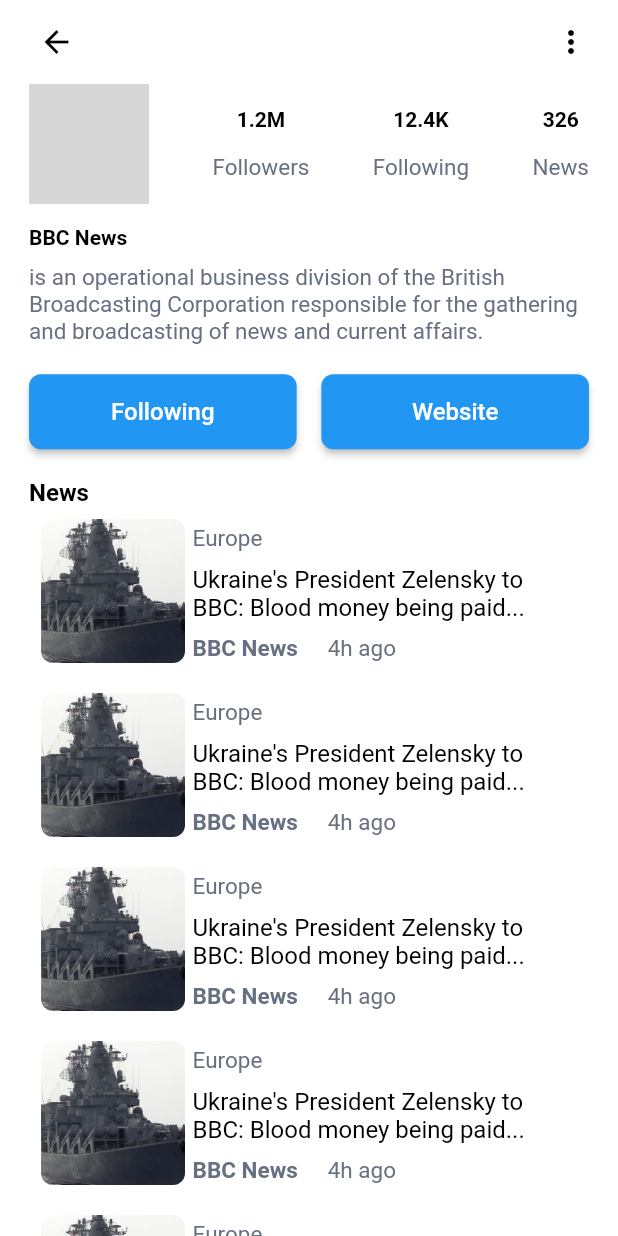
After one commit to Mosbahswidan/News_App, a Flutter app: the AuthorprofileView screen opened by its route, on a phone screen of 412 x 824 dp. The commit adds this screen. Run offline on Flutter 3.47's test engine with Material 2 defaults, Android fonts, the phone set to English and light mode, and no system bars; our stand-ins replace bloc, cloud_firestore, dio, firebase_auth, firebase_core, flutter_bloc and 4 more; accounts and stored records are empty; network calls fail; grey boxes are pictures that could not be loaded.

Commit message:
author profile

```diff
--- a/lib/core/utils/app_router.dart
+++ b/lib/core/utils/app_router.dart
@@ -7,6 +7,7 @@ import 'package:news_app/features/auth/presentation/view_models/signup_cubit/sig
 import 'package:news_app/features/auth/presentation/views/login_view.dart';
 import 'package:news_app/features/auth/presentation/views/reset_password.dart';
 import 'package:news_app/features/auth/presentation/views/sign_up_view.dart';
+import 'package:news_app/features/author_profile/presentation/views/pages/author_profile_view.dart';
 import 'package:news_app/features/bottom_navBar/view_model/bottom_nav_cubit.dart';
 import 'package:news_app/features/bottom_navBar/views/bottom_navbar_view.dart';
 import 'package:news_app/features/home/presentation/views/pages/home_view.dart';
@@ -26,6 +27,7 @@ abstract class AppRouter {
   static const kTrending = "/kTrendingView";
   static const kLatest = "/kLatest";
   static const kSearch = "/ksearch";
+  static const kAuthorProfile = "/authorProfile";
   static final router = GoRouter(
     routes: [
       GoRoute(
@@ -82,6 +84,10 @@ abstract class AppRouter {
           controller: state.extra as TextEditingController,
         ),
       ),
+      GoRoute(
+        path: kAuthorProfile,
+        builder: (context, state) => const AuthorprofileView(),
+      ),
     ],
   );
 }
--- /dev/null
+++ b/lib/features/author_profile/presentation/views/pages/author_profile_view.dart
@@ -0,0 +1,42 @@
+import 'package:flutter/material.dart';
+import 'package:flutter/src/widgets/framework.dart';
+import 'package:flutter/src/widgets/placeholder.dart';
+import 'package:go_router/go_router.dart';
+import 'package:news_app/core/utils/app_size.dart';
+import 'package:news_app/features/author_profile/presentation/views/widgets/author_profile_body.dart';
+
+class AuthorprofileView extends StatelessWidget {
+  const AuthorprofileView({super.key});
+
+  @override
+  Widget build(BuildContext context) {
+    return Scaffold(
+      appBar: AppBar(
+        backgroundColor: Colors.white,
+        elevation: 0,
+        leading: Padding(
+          padding: EdgeInsets.only(left: AppSize.size20),
+          child: InkWell(
+            onTap: () {
+              GoRouter.of(context).pop();
+            },
+            child: const Icon(
+              Icons.arrow_back_outlined,
+              color: Colors.black,
+            ),
+          ),
+        ),
+        actions: [
+          Padding(
+            padding: EdgeInsets.only(right: AppSize.size20),
+            child: const Icon(
+              Icons.more_vert,
+              color: Colors.black,
+            ),
+          ),
+        ],
+      ),
+      body: const AuthorProfileBody(),
+    );
+  }
+}
--- /dev/null
+++ b/lib/features/author_profile/presentation/views/widgets/author_profile_body.dart
@@ -0,0 +1,122 @@
+import 'package:flutter/material.dart';
+import 'package:flutter/src/widgets/framework.dart';
+import 'package:flutter/src/widgets/placeholder.dart';
+import 'package:news_app/core/utils/app_size.dart';
+import 'package:news_app/features/author_profile/presentation/views/widgets/button_widget.dart';
+import 'package:news_app/features/home/presentation/views/widgets/latest_news_item.dart';
+import 'package:news_app/features/home/presentation/views/widgets/small_text.dart';
+import 'package:sizer/sizer.dart';
+
+class AuthorProfileBody extends StatelessWidget {
+  const AuthorProfileBody({super.key});
+
+  @override
+  Widget build(BuildContext context) {
+    return Padding(
+      padding: EdgeInsets.symmetric(horizontal: AppSize.size20),
+      child: Column(
+        crossAxisAlignment: CrossAxisAlignment.start,
+        children: [
+          Container(
+            height: 80,
+            child: Row(
+              crossAxisAlignment: CrossAxisAlignment.start,
+              mainAxisAlignment: MainAxisAlignment.spaceBetween,
+              children: [
+                const CircleAvatar(
+                  backgroundColor: Colors.transparent,
+                  backgroundImage: NetworkImage(
+                      'https://img.freepik.com/free-photo/brunette-blogger-posing-photo_23-2148192222.jpg?w=740&t=st=1675010200~exp=1675010800~hmac=0918efacf22aecc9dc7a4c3f54fbfc3526773d2aef6543aa6e168e4ef4628537'),
+                  radius: 40,
+                ),
+                Column(
+                  //mainAxisSize: MainAxisSize.max,
+                  mainAxisAlignment: MainAxisAlignment.spaceEvenly,
+                  children: const [
+                    Text(
+                      "1.2M",
+                      //textAlign: TextAlign.end,
+                      style: TextStyle(
+                          color: Colors.black, fontWeight: FontWeight.bold),
+                    ),
+                    SmallText(smallText: "Followers"),
+                  ],
+                ),
+                Column(
+                  mainAxisAlignment: MainAxisAlignment.spaceEvenly,
+                  children: const [
+                    Text(
+                      "12.4K",
+                      style: TextStyle(
+                          color: Colors.black, fontWeight: FontWeight.bold),
+                    ),
+                    SmallText(smallText: "Following"),
+                  ],
+                ),
+                Column(
+                  mainAxisAlignment: MainAxisAlignment.spaceEvenly,
+                  children: const [
+                    Text(
+                      "326",
+                      style: TextStyle(
+                          color: Colors.black, fontWeight: FontWeight.bold),
+                    ),
+                    SmallText(smallText: "News"),
+                  ],
+                ),
+              ],
+            ),
+          ),
+          SizedBox(
+            height: AppSize.size15,
+          ),
+          const Text(
+            "BBC News",
+            style: TextStyle(color: Colors.black, fontWeight: FontWeight.bold),
+          ),
+          SizedBox(
+            height: AppSize.size10,
+          ),
+          const SmallText(
+              smallText:
+                  "is an operational business division of the British Broadcasting Corporation responsible for the gathering and broadcasting of news and current affairs."),
+          SizedBox(
+            height: AppSize.size20,
+          ),
+          Row(
+            children: [
+              const Expanded(
+                  child: SizedBox(
+                height: 50,
+                child: ProfileButton(text: "Following"),
+              )),
+              SizedBox(
+                width: 4.w,
+              ),
+              const Expanded(
+                  child: SizedBox(
+                      height: 50, child: ProfileButton(text: "Website"))),
+            ],
+          ),
+          SizedBox(
+            height: AppSize.size20,
+          ),
+          const Text(
+            "News",
+            style: TextStyle(
+                color: Colors.black, fontWeight: FontWeight.bold, fontSize: 16),
+          ),
+          Expanded(
+            child: ListView.builder(
+              physics: const BouncingScrollPhysics(),
+              itemCount: 10,
+              itemBuilder: (context, index) {
+                return const LatestNewsItem();
+              },
+            ),
+          ),
+        ],
+      ),
+    );
+  }
+}
--- /dev/null
+++ b/lib/features/author_profile/presentation/views/widgets/button_widget.dart
@@ -0,0 +1,22 @@
+import 'package:flutter/material.dart';
+import 'package:flutter/src/widgets/framework.dart';
+import 'package:flutter/src/widgets/placeholder.dart';
+
+class ProfileButton extends StatelessWidget {
+  final String text;
+  const ProfileButton({super.key, required this.text});
+
+  @override
+  Widget build(BuildContext context) {
+    return ElevatedButton(
+      onPressed: () {},
+      style: ElevatedButton.styleFrom(
+          shape:
+              RoundedRectangleBorder(borderRadius: BorderRadius.circular(8))),
+      child: Text(
+        text,
+        style: const TextStyle(fontSize: 16),
+      ),
+    );
+  }
+}
--- a/lib/features/search/presentation/views/widgets/author_item.dart
+++ b/lib/features/search/presentation/views/widgets/author_item.dart
@@ -1,9 +1,12 @@
 import 'package:flutter/material.dart';
 import 'package:flutter/src/widgets/framework.dart';
 import 'package:flutter/src/widgets/placeholder.dart';
+import 'package:go_router/go_router.dart';
 import 'package:news_app/core/utils/assets_data.dart';
 import 'package:news_app/features/home/presentation/views/widgets/small_text.dart';
 import 'package:news_app/features/search/data/models/author_model.dart';
+
+import '../../../../../core/utils/app_router.dart';
 
 class AuthorItem extends StatelessWidget {
   final AuthorModel model;
@@ -19,9 +22,14 @@ class AuthorItem extends StatelessWidget {
         // mainAxisAlignment: MainAxisAlignment.spaceBetween,
         crossAxisAlignment: CrossAxisAlignment.start,
         children: [
-          CircleAvatar(
-            radius: 50,
-            child: Image.asset(AssetsData.news),
+          GestureDetector(
+            onTap: () {
+              GoRouter.of(context).push(AppRouter.kAuthorProfile);
+            },
+            child: CircleAvatar(
+              radius: 50,
+              child: Image.asset(AssetsData.news),
+            ),
           ),
           Expanded(
             flex: 20,
--- a/lib/features/search/presentation/views/widgets/tab_bar_2.dart
+++ b/lib/features/search/presentation/views/widgets/tab_bar_2.dart
@@ -1,5 +1,6 @@
 import 'package:flutter/material.dart';
 import 'package:go_router/go_router.dart';
+import 'package:news_app/core/utils/app_router.dart';
 import 'package:news_app/features/search/data/author_data.dart';
 import 'package:news_app/features/search/presentation/views/widgets/author_item.dart';
 
```
